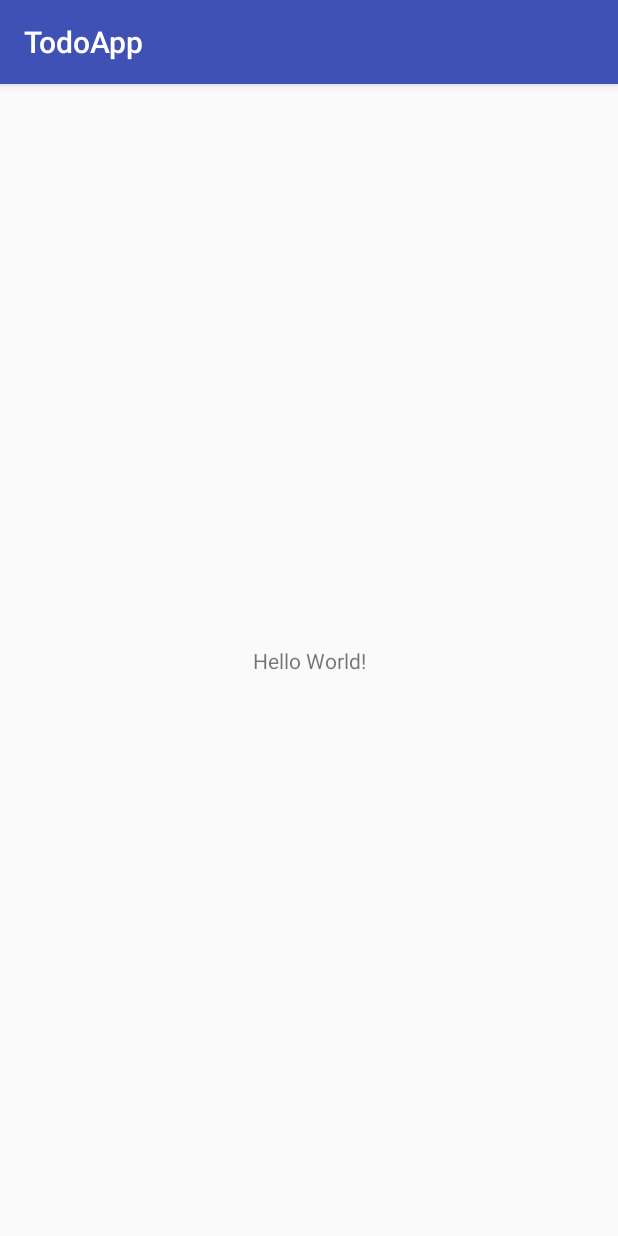
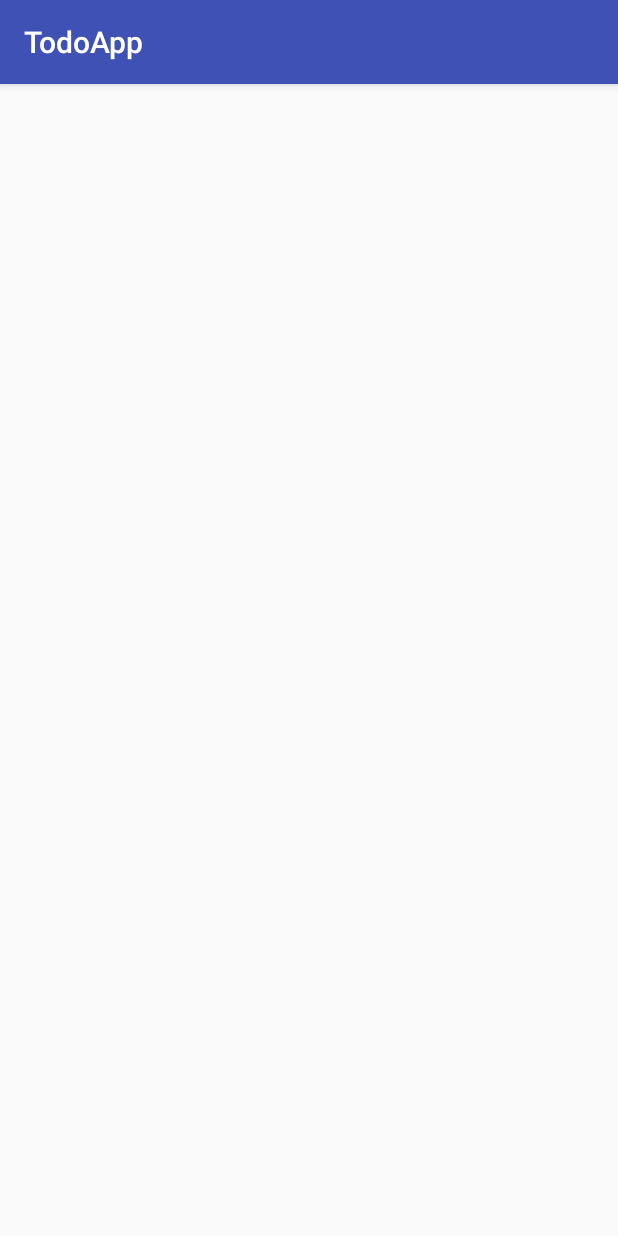
Before and after one commit to MarcinMoskala/Android-Development-in-Kotlin, an Android app: the screen it shows after launch (TasksActivity), on a phone screen of 412 x 824 dp. Run offline under Robolectric (Android 15) with nearby library versions, the phone set to English and light mode, and no system bars.

Commit message:
Explain ConstraintLayout

```diff
--- a/app/src/main/java/com/kotlinacademy/todoapp/TasksActivity.kt
+++ b/app/src/main/java/com/kotlinacademy/todoapp/TasksActivity.kt
@@ -2,11 +2,13 @@ package com.kotlinacademy.todoapp
 
 import android.os.Bundle
 import android.support.v7.app.AppCompatActivity
+import android.widget.Toast
 
 class TasksActivity : AppCompatActivity() {
 
     override fun onCreate(savedInstanceState: Bundle?) {
         super.onCreate(savedInstanceState)
         setContentView(R.layout.activity_tasks)
+        Toast.makeText(this, "Hello, I am toast", Toast.LENGTH_LONG).show()
     }
 }
--- a/app/src/main/res/layout/activity_tasks.xml
+++ b/app/src/main/res/layout/activity_tasks.xml
@@ -6,13 +6,4 @@
     android:layout_height="match_parent"
     tools:context="com.kotlinacademy.todoapp.TasksActivity">
 
-    <TextView
-        android:layout_width="wrap_content"
-        android:layout_height="wrap_content"
-        android:text="Hello World!"
-        app:layout_constraintBottom_toBottomOf="parent"
-        app:layout_constraintLeft_toLeftOf="parent"
-        app:layout_constraintRight_toRightOf="parent"
-        app:layout_constraintTop_toTopOf="parent" />
-
 </android.support.constraint.ConstraintLayout>
```
